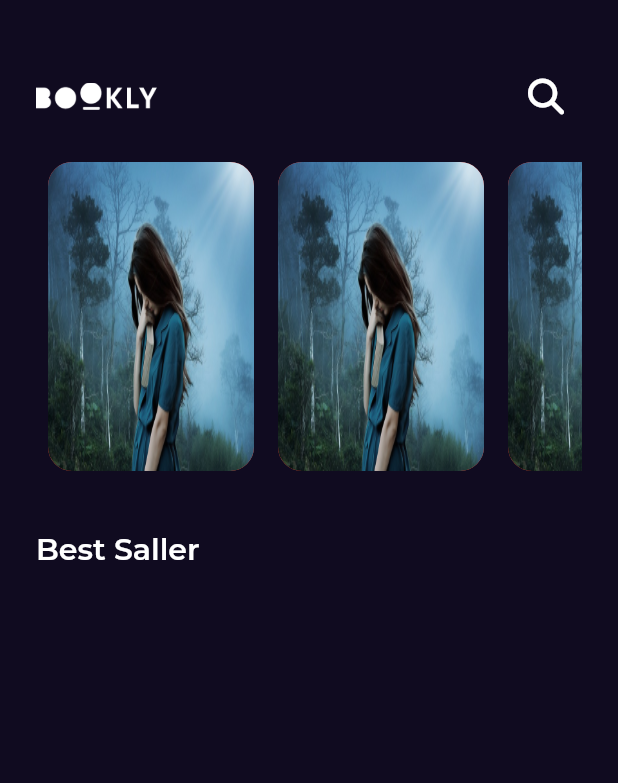
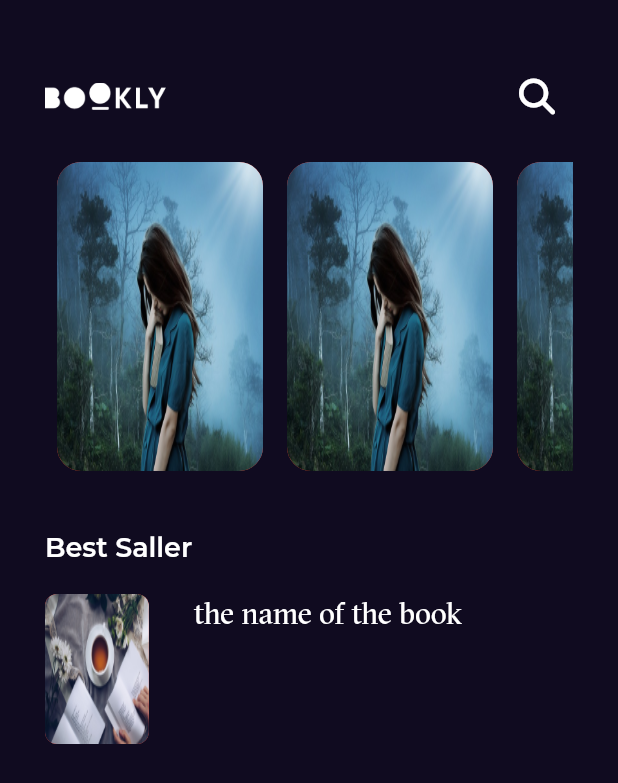
Before and after one commit to AliMohamed-Ali/flutter_projects, a Flutter app: the screen it shows after launch, on a phone screen of 412 x 824 dp. Shown: the top 783 px of the screen. Run offline on Flutter 3.47's test engine with Material 2 defaults, Android fonts, the phone set to English and light mode, and no system bars; our stand-ins replace audioplayers, bloc, cloud_firestore, firebase_auth, firebase_core, flutter_bloc and 6 more; accounts and stored records are empty.

Commit message:
fonts and best seller item

```diff
--- a/bookly_app/lib/constants.dart
+++ b/bookly_app/lib/constants.dart
@@ -2,3 +2,4 @@ import 'package:flutter/material.dart';
 
 const kPrimaryColor = Color(0xff100B20);
 const kTranstionDuration = Duration(microseconds: 250);
+const kGTSectraFine = "GT Sectra Fine";
--- a/bookly_app/lib/core/utils/styles.dart
+++ b/bookly_app/lib/core/utils/styles.dart
@@ -1,8 +1,28 @@
+import 'package:bookly_app/constants.dart';
 import 'package:flutter/material.dart';
 
 abstract class Styles {
-  static const titleMedium = TextStyle(
-    fontSize: 20,
+  static const textStyle14 = TextStyle(
+    fontSize: 14,
+    fontWeight: FontWeight.normal,
+  );
+  static const textStyle16 = TextStyle(
+    fontSize: 16,
+    fontWeight: FontWeight.w500,
+  );
+  static const textStyle18 = TextStyle(
+    fontSize: 18,
     fontWeight: FontWeight.w600,
   );
+  static const textStyle20 = TextStyle(
+    fontSize: 20,
+    fontWeight: FontWeight.normal,
+    fontFamily: kGTSectraFine,
+  );
+  static const textStyle30 = TextStyle(
+    fontSize: 30,
+    fontWeight: FontWeight.normal,
+    fontFamily: kGTSectraFine,
+  );
+
 }
--- a/bookly_app/lib/features/Home/presentation/views/widgets/home_view_body.dart
+++ b/bookly_app/lib/features/Home/presentation/views/widgets/home_view_body.dart
@@ -2,6 +2,7 @@ import 'package:bookly_app/core/utils/styles.dart';
 import 'package:bookly_app/features/Home/presentation/views/widgets/feature_book_list_view.dart';
 import 'package:flutter/material.dart';
 
+import '../../../../../core/utils/assets.dart';
 import 'custom_app_bar.dart';
 
 class HomeViewBody extends StatelessWidget {
@@ -10,7 +11,7 @@ class HomeViewBody extends StatelessWidget {
   @override
   Widget build(BuildContext context) {
     return const Padding(
-      padding: EdgeInsets.symmetric(horizontal: 24.0),
+      padding: EdgeInsets.symmetric(horizontal: 30.0),
       child: Column(
         crossAxisAlignment: CrossAxisAlignment.start,
         children: [
@@ -21,7 +22,57 @@ class HomeViewBody extends StatelessWidget {
           ),
           Text(
             "Best Saller",
-            style: Styles.titleMedium,
+            style: Styles.textStyle18,
+          ),
+          SizedBox(
+            height: 20,
+          ),
+          FeatureBestSellerItem(),
+        ],
+      ),
+    );
+  }
+}
+
+class FeatureBestSellerItem extends StatelessWidget {
+  const FeatureBestSellerItem({super.key});
+
+  @override
+  Widget build(BuildContext context) {
+    return SizedBox(
+      height: 100,
+      child: Row(
+        // mainAxisAlignment: MainAxisAlignment.spaceBetween,
+        children: [
+          AspectRatio(
+            aspectRatio: 2.7 / 3.9,
+            child: Container(
+              decoration: BoxDecoration(
+                borderRadius: BorderRadius.circular(8),
+                color: Colors.red,
+                image: const DecorationImage(
+                  fit: BoxFit.fill,
+                  image: AssetImage(AssetsData.book2),
+                ),
+              ),
+            ),
+          ),
+          const SizedBox(
+            width: 30,
+          ),
+          Column(
+            // crossAxisAlignment: CrossAxisAlignment.center,
+            children: [
+              SizedBox(
+                width: MediaQuery.of(context).size.width * .5,
+                child: const Text(
+                  "the name of the book ",
+                  style: Styles.textStyle20,
+                  maxLines: 2,
+                  overflow: TextOverflow.ellipsis,
+                ),
+              ),
+            ],
           )
         ],
       ),
```
Also changed, not shown: bookly_app/lib/features/Home/presentation/views/widgets/feature_book_view_list_item.dart (+7 -6 lines), bookly_app/pubspec.yaml (+6 -14 lines), bookly_app/assets/fonts/GT Sectra Fine Regular.ttf (added).
